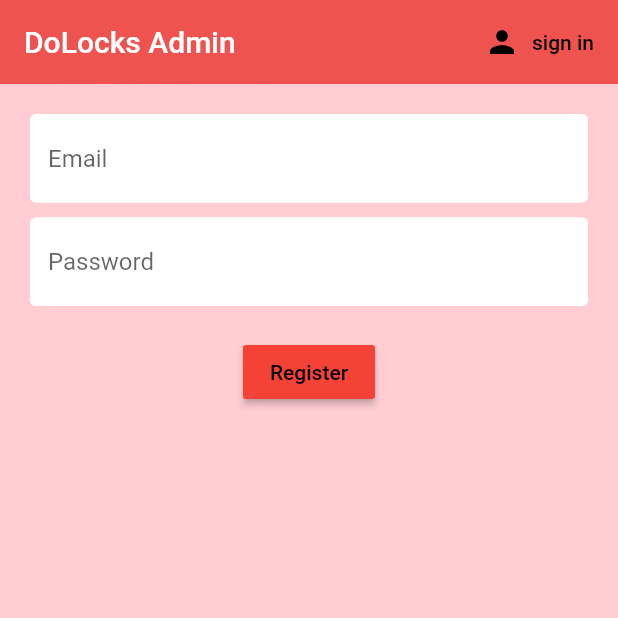
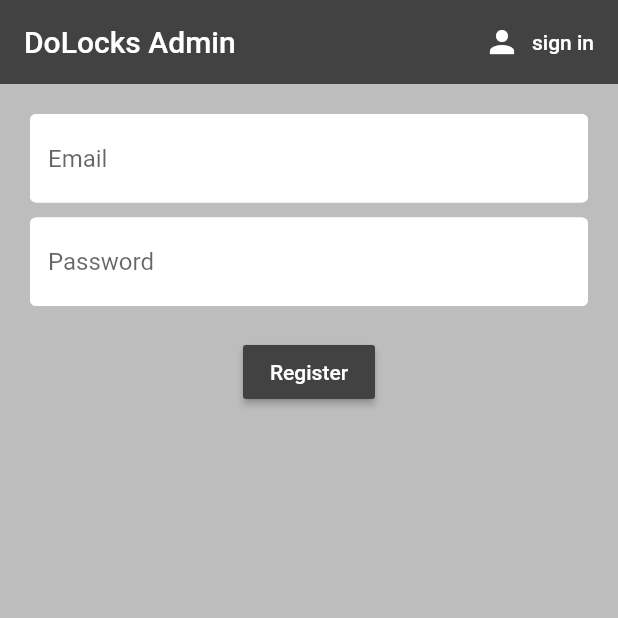
Before and after one commit to BrianNyatwanga/do_admin, a Flutter app: the screen it shows after launch, after a tap on "Sign In", after a tap on "Register", on a phone screen of 412 x 824 dp, the top half of it. Run offline on Flutter 3.47's test engine with Material 2 defaults, Android fonts, the phone set to English and light mode, and no system bars; our stand-ins replace charts_flutter, cloud_firestore, firebase_auth, firebase_core, firebase_storage, flutter_spinkit and 1 more; accounts and stored records are empty.

```diff
--- a/lib/screens/authenticate/register.dart
+++ b/lib/screens/authenticate/register.dart
@@ -5,9 +5,8 @@ import 'package:flutter/material.dart';
 import 'package:flutter/widgets.dart';
 
 class Register extends StatefulWidget {
-
   final Function toggleView;
-  Register({ this.toggleView});
+  Register({this.toggleView});
 
   @override
   _RegisterState createState() => _RegisterState();
@@ -23,64 +22,92 @@ class _RegisterState extends State<Register> {
   String error = '';
   @override
   Widget build(BuildContext context) {
-    return loading ? Loading() : Scaffold(
-      backgroundColor: primary[100],
+    return loading
+        ? Loading()
+        : Scaffold(
+            backgroundColor: grey[400],
             appBar: AppBar(
-        backgroundColor: primary[400],
-        elevation: 0.1,
+              backgroundColor: grey[800],
+              elevation: 0,
               title: Text("DoLocks Admin"),
               actions: <Widget>[
                 FlatButton.icon(
-              onPressed: (){
+                    onPressed: () {
                       widget.toggleView();
                     },
-              label: Text('sign in', style: TextStyle(color: black)),
-              icon: Icon(Icons.person, color: black,))
+                    label: Text('sign in', style: TextStyle(color: white)),
+                    icon: Icon(
+                      Icons.person,
+                      color: white,
+                    ))
               ],
             ),
-      body:Container(
-        padding: EdgeInsets.fromLTRB(20.0, 10.0, 20.0, 0.0,),
-        child : Form(
+            body: Container(
+              padding: EdgeInsets.fromLTRB(
+                20.0,
+                10.0,
+                20.0,
+                0.0,
+              ),
+              child: Form(
                   key: _formKey,
                   child: Column(
                     children: <Widget>[
-                SizedBox(height: 10.0,),
+                      SizedBox(
+                        height: 10.0,
+                      ),
                       TextFormField(
-                  decoration: textInputDecoration.copyWith(hintText: 'Email'),
-                  validator: (val) => val.isEmpty ? 'Enter an email' : null,
-                  onChanged: (val){
+                        decoration:
+                            textInputDecoration.copyWith(hintText: 'Email'),
+                        validator: (val) =>
+                            val.isEmpty ? 'Enter an email' : null,
+                        onChanged: (val) {
                           setState(() => email = val);
-                  },),
-                SizedBox(height: 10.0,),
+                        },
+                      ),
+                      SizedBox(
+                        height: 10.0,
+                      ),
                       TextFormField(
-                  decoration: textInputDecoration.copyWith(hintText: 'Password'),
+                        decoration:
+                            textInputDecoration.copyWith(hintText: 'Password'),
                         obscureText: true,
-                  validator: (val) => val.length < 6 ? 'Enter a password 6+ long' : null,
-                  onChanged: (val){
+                        validator: (val) =>
+                            val.length < 6 ? 'Enter a password 6+ long' : null,
+                        onChanged: (val) {
                           setState(() => password = val);
-                  },),
-                SizedBox(height: 20.0,),
+                        },
+                      ),
+                      SizedBox(
+                        height: 20.0,
+                      ),
                       RaisedButton(
-                  onPressed: () async{
-                    if(_formKey.currentState.validate()){
-                      setState(()=> loading = true);
-                      dynamic result = await _auth.registerWithEmailAndPassword(email, password);
-                      if(result == null){
-                        setState((){
+                        onPressed: () async {
+                          if (_formKey.currentState.validate()) {
+                            setState(() => loading = true);
+                            dynamic result = await _auth
+                                .registerWithEmailAndPassword(email, password);
+                            if (result == null) {
+                              setState(() {
                                 loading = false;
                                 error = 'please supply a valid email';
                               });
                             }
                           }
                         },
-                  color: primary,
-                  child: Text('Register', style: TextStyle(color: black),),
+                        color: grey[800],
+                        child: Text(
+                          'Register',
+                          style: TextStyle(color: white),
                         ),
-                SizedBox(height: 12.0,),
-                Text(error, style: TextStyle(color: black, fontSize: 14.0)),
+                      ),
+                      SizedBox(
+                        height: 12.0,
+                      ),
+                      Text(error,
+                          style: TextStyle(color: black, fontSize: 14.0)),
                     ],
-            )
-        ),
+                  )),
             ),
           );
   }
--- a/lib/screens/authenticate/sign_in.dart
+++ b/lib/screens/authenticate/sign_in.dart
@@ -4,9 +4,8 @@ import 'package:do_locks_admin/db/auth.dart';
 import 'package:flutter/material.dart';
 
 class SignIn extends StatefulWidget {
-
   final Function toggleView;
-  SignIn({ this.toggleView});
+  SignIn({this.toggleView});
 
   @override
   _SignInState createState() => _SignInState();
@@ -23,62 +22,90 @@ class _SignInState extends State<SignIn> {
 
   @override
   Widget build(BuildContext context) {
-    return loading ?  Loading() : Scaffold(
-      backgroundColor: primary[100],
+    return loading
+        ? Loading()
+        : Scaffold(
+            backgroundColor: grey[300],
             appBar: AppBar(
-        backgroundColor: primary[400],
-        elevation: 0.1,
+              backgroundColor: grey[800],
+              elevation: 0,
               title: Text("DoLocks Admin"),
               actions: <Widget>[
                 FlatButton.icon(
-              onPressed: (){
+                    onPressed: () {
                       widget.toggleView();
                     },
-              label: Text('Register', style: TextStyle(color: black),),
-              icon: Icon(Icons.person, color: black,))
+                    label: Text(
+                      'Register',
+                      style: TextStyle(color: white),
+                    ),
+                    icon: Icon(
+                      Icons.person,
+                      color: white,
+                    ))
               ],
             ),
             body: Container(
-        padding: EdgeInsets.fromLTRB(20.0, 10, 20.0, 0.0,),
+              padding: EdgeInsets.fromLTRB(
+                20.0,
+                10,
+                20.0,
+                0.0,
+              ),
               child: Form(
                   key: _formKey,
                   child: Column(
                     children: <Widget>[
                       SizedBox(height: 10.0),
                       TextFormField(
-                  decoration: textInputDecoration.copyWith(hintText: 'Email'),
-                  validator: (val) => val.isEmpty ? 'Enter an Email' : null,
-                  onChanged: (val){
+                        decoration:
+                            textInputDecoration.copyWith(hintText: 'Email'),
+                        validator: (val) =>
+                            val.isEmpty ? 'Enter an Email' : null,
+                        onChanged: (val) {
                           setState(() => email = val);
-                  },),
+                        },
+                      ),
                       SizedBox(height: 10.0),
                       TextFormField(
-                  decoration: textInputDecoration.copyWith(hintText: 'Password'),
+                        decoration:
+                            textInputDecoration.copyWith(hintText: 'Password'),
                         obscureText: true,
-                  validator: (val) => val.length < 6 ? 'Enter password with 6+ chars ': null,
-                  onChanged: (val){
+                        validator: (val) => val.length < 6
+                            ? 'Enter password with 6+ chars '
+                            : null,
+                        onChanged: (val) {
                           setState(() => password = val);
-                  },),
-                SizedBox(height: 20.0,),
+                        },
+                      ),
+                      SizedBox(
+                        height: 20.0,
+                      ),
                       RaisedButton(
-                  onPressed: () async{
-                    if(_formKey.currentState.validate()){
-                      setState(()=> loading = true);
-                      dynamic result = await _auth.signInWithEmailAndPassword(email, password);
-                      if(result == null){
+                        onPressed: () async {
+                          if (_formKey.currentState.validate()) {
+                            setState(() => loading = true);
+                            dynamic result = await _auth
+                                .signInWithEmailAndPassword(email, password);
+                            if (result == null) {
                               setState(() {
                                 loading = false;
                                 //todo display the right error
                                 error = 'something went wrong';
-                        });}}
+                              });
+                            }
+                          }
                         },
-                  color: primary,
-                  child: Text('Sign In', style: TextStyle(color: black),),
+                        color: grey[800],
+                        child: Text(
+                          'Sign In',
+                          style: TextStyle(color: white),
                         ),
-                SizedBox(height: 12.0,),
-                Text(
-                    error,
-                    style: TextStyle(color: red, fontSize: 14.0)),
+                      ),
+                      SizedBox(
+                        height: 12.0,
+                      ),
+                      Text(error, style: TextStyle(color: red, fontSize: 14.0)),
                     ],
                   )),
             ),
```
Also changed, not shown: lib/screens/Lists/brand_list.dart (added, +13 -0 lines), lib/screens/Lists/category_list.dart (added, +13 -0 lines), lib/screens/Lists/products_list.dart (added, +15 -0 lines), lib/screens/admin.dart (+20 -6 lines). Lines whose indentation alone changed are shown as unchanged.
